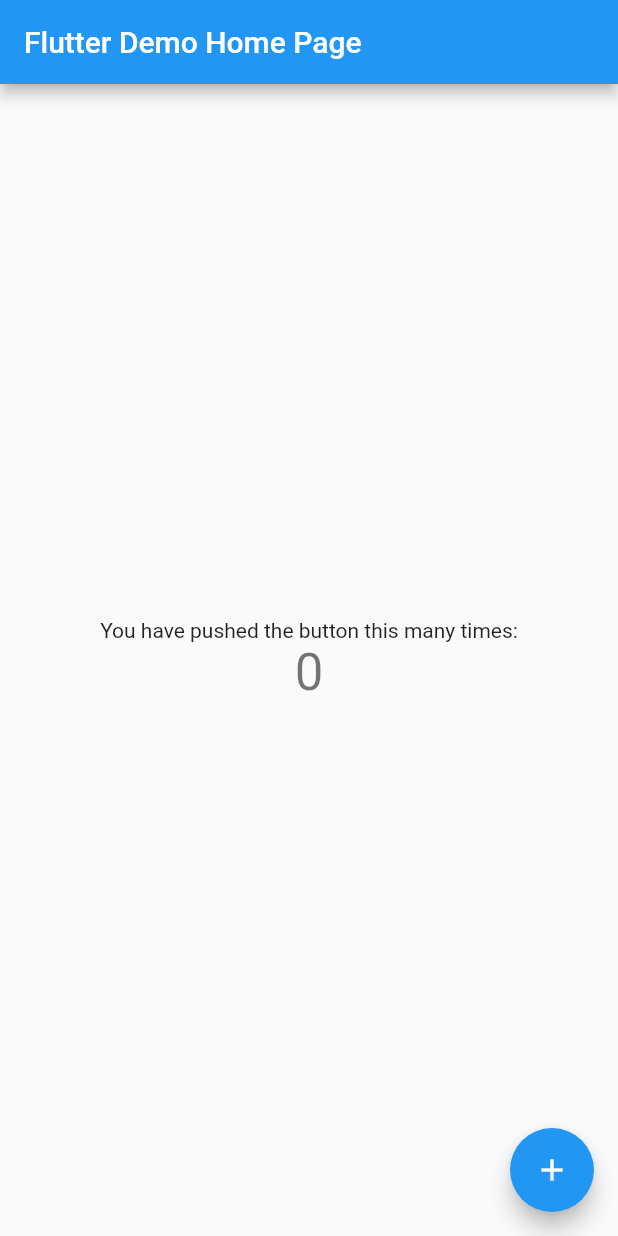
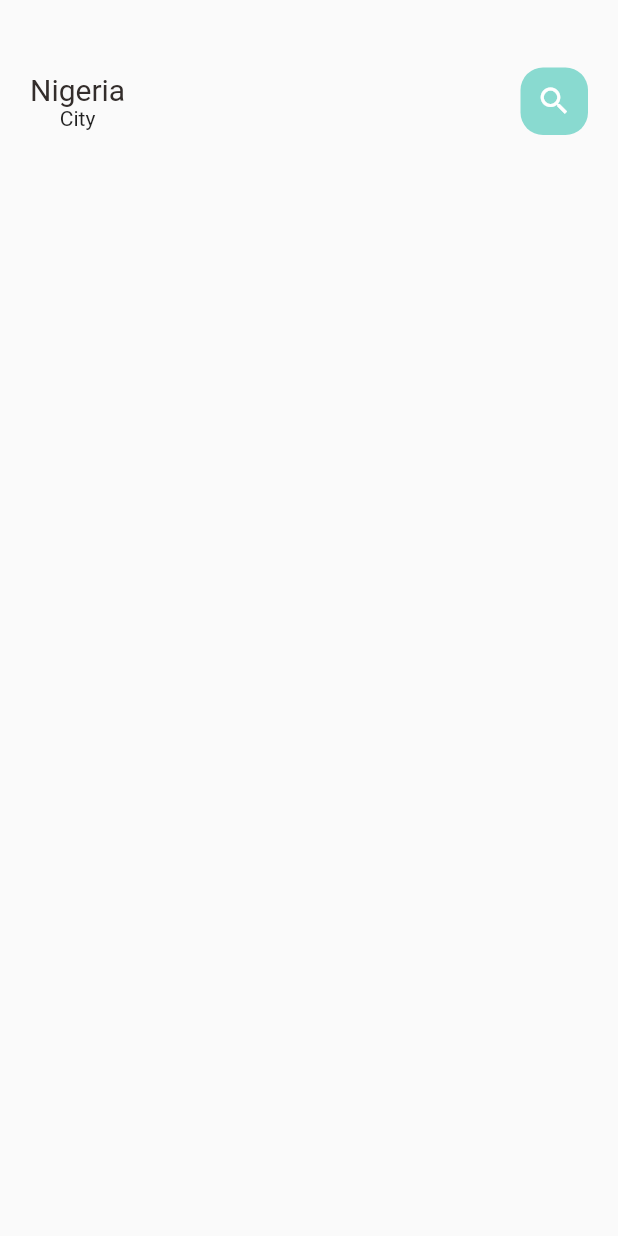
Before and after one commit to skemuel007/food_delivery_app, a Flutter app: the screen it shows after launch, on a phone screen of 412 x 824 dp. Run offline on Flutter 3.47's test engine with Material 2 defaults, Android fonts, the phone set to English and light mode, and no system bars.

Commit message:
Big Text widget created

```diff
--- /dev/null
+++ b/lib/home/main_food_page.dart
@@ -0,0 +1,55 @@
+import 'package:flutter/material.dart';
+import 'package:food_delivery_app/utils/colors.dart';
+import 'package:food_delivery_app/widgets/big_text.dart';
+
+class MainFoodPage extends StatefulWidget {
+  const MainFoodPage({Key? key}) : super(key: key);
+
+  @override
+  _MainFoodPageState createState() => _MainFoodPageState();
+}
+
+class _MainFoodPageState extends State<MainFoodPage> {
+  @override
+  Widget build(BuildContext context) {
+    return Scaffold(
+      body: Column(
+        children: [
+          Container(
+            child: Container(
+              margin: const EdgeInsets.only(top: 45, bottom:15),
+              padding: const EdgeInsets.only(left: 20, right: 20),
+              child: Row(
+                mainAxisAlignment: MainAxisAlignment.spaceBetween,
+                children: [
+                  Column(
+                    children: const [
+                       BigText(
+                         text: 'Nigeria',
+                       ),
+                      Text('City')
+                    ],
+                  ),
+                  Center(
+                    child: Container(
+                      width: 45,
+                      height: 45,
+                      child: const Icon(
+                        Icons.search,
+                        color: Colors.white,
+                      ),
+                      decoration: BoxDecoration(
+                        borderRadius: BorderRadius.circular(15),
+                        color: AppColors.mainColor
+                      ),
+                    ),
+                  )
+                ],
+              ),
+            ),
+          ),
+        ],
+      ),
+    );
+  }
+}
--- a/lib/main.dart
+++ b/lib/main.dart
@@ -1,4 +1,5 @@
 import 'package:flutter/material.dart';
+import 'package:food_delivery_app/home/main_food_page.dart';
 
 void main() {
   runApp(const MyApp());
@@ -12,6 +13,7 @@ class MyApp extends StatelessWidget {
   Widget build(BuildContext context) {
     return MaterialApp(
       title: 'Flutter Demo',
+      debugShowCheckedModeBanner: false,
       theme: ThemeData(
         // This is the theme of your application.
         //
@@ -24,7 +26,7 @@ class MyApp extends StatelessWidget {
         // is not restarted.
         primarySwatch: Colors.blue,
       ),
-      home: const MyHomePage(title: 'Flutter Demo Home Page'),
+      home: const MainFoodPage(),
     );
   }
 }
--- /dev/null
+++ b/lib/widgets/big_text.dart
@@ -0,0 +1,28 @@
+import 'package:flutter/material.dart';
+
+class BigText extends StatelessWidget {
+  final Color? color;
+  final String text;
+  final double size;
+  final TextOverflow overflow;
+
+  const BigText({Key? key,
+          this.color = const Color(0xFF332d2b),
+          this.size = 20,
+          required this.text,
+          this.overflow = TextOverflow.ellipsis}) : super(key: key);
+
+  @override
+  Widget build(BuildContext context) {
+    return Text(
+      text,
+      overflow: overflow,
+      style: TextStyle(
+        fontFamily: 'Roboto',
+        fontWeight: FontWeight.w400,
+        color: color,
+        fontSize: size,
+      ),
+    );
+  }
+}
```
Also changed, not shown: pubspec.yaml (+14 -3 lines).
